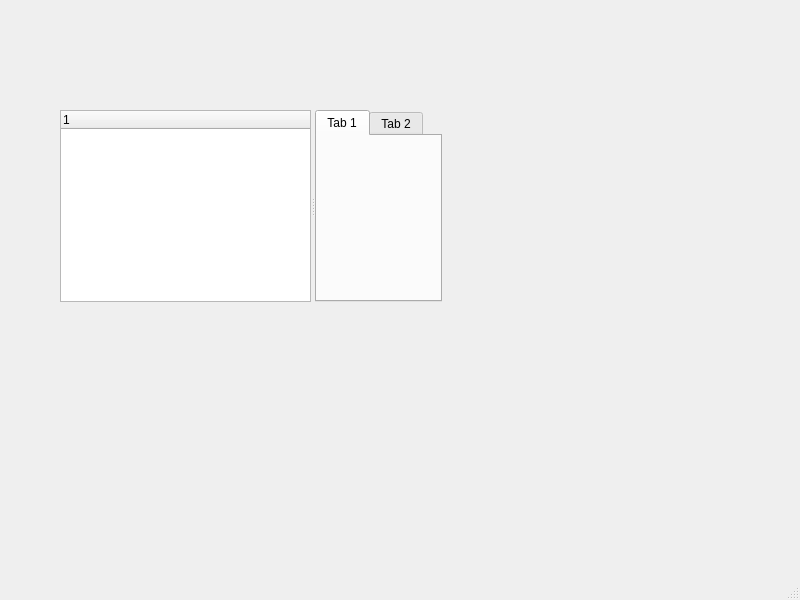
Old version of the form src/ide/mainwindow2.ui in the repository jarney/node--js.
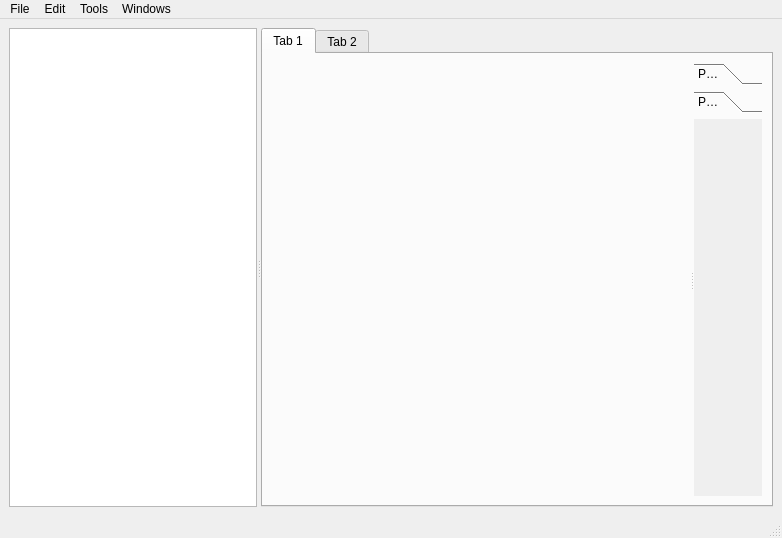
New version of the form. Custom widgets are drawn as their Qt base class.

Commit message: Started to build out ide editor panels.  Need to build an editor panel each for the data type, node type, and graph so we can set the data and metadata/parameters for each of them with some basic constraints.

```diff
--- a/src/ide/mainwindow2.ui
+++ b/src/ide/mainwindow2.ui
@@ -6,59 +6,205 @@
    <rect>
     <x>0</x>
     <y>0</y>
-    <width>800</width>
-    <height>600</height>
+    <width>782</width>
+    <height>538</height>
    </rect>
   </property>
+  <property name="sizePolicy">
+   <sizepolicy hsizetype="Preferred" vsizetype="Preferred">
+    <horstretch>1</horstretch>
+    <verstretch>1</verstretch>
+   </sizepolicy>
+  </property>
   <property name="windowTitle">
    <string>MainWindow</string>
   </property>
   <widget class="QWidget" name="centralwidget">
-   <widget class="QSplitter" name="splitter">
-    <property name="geometry">
-     <rect>
-      <x>60</x>
-      <y>110</y>
-      <width>382</width>
-      <height>192</height>
-     </rect>
-    </property>
-    <property name="orientation">
-     <enum>Qt::Orientation::Horizontal</enum>
-    </property>
-    <widget class="QTreeWidget" name="treeWidget">
-     <column>
-      <property name="text">
-       <string notr="true">1</string>
+   <property name="sizePolicy">
+    <sizepolicy hsizetype="Preferred" vsizetype="Preferred">
+     <horstretch>1</horstretch>
+     <verstretch>1</verstretch>
+    </sizepolicy>
+   </property>
+   <layout class="QVBoxLayout" name="verticalLayout">
+    <item>
+     <widget class="QSplitter" name="splitter">
+      <property name="sizePolicy">
+       <sizepolicy hsizetype="Expanding" vsizetype="Preferred">
+        <horstretch>1</horstretch>
+        <verstretch>1</verstretch>
+       </sizepolicy>
       </property>
-     </column>
-    </widget>
-    <widget class="QTabWidget" name="tabWidget">
-     <widget class="QWidget" name="tab">
-      <attribute name="title">
-       <string>Tab 1</string>
-      </attribute>
+      <property name="orientation">
+       <enum>Qt::Orientation::Horizontal</enum>
+      </property>
+      <property name="opaqueResize">
+       <bool>true</bool>
+      </property>
+      <property name="handleWidth">
+       <number>4</number>
+      </property>
+      <property name="childrenCollapsible">
+       <bool>true</bool>
+      </property>
+      <widget class="QTreeView" name="treeView">
+       <property name="sizePolicy">
+        <sizepolicy hsizetype="Minimum" vsizetype="Minimum">
+         <horstretch>0</horstretch>
+         <verstretch>0</verstretch>
+        </sizepolicy>
+       </property>
+       <property name="minimumSize">
+        <size>
+         <width>128</width>
+         <height>0</height>
+        </size>
+       </property>
+       <property name="maximumSize">
+        <size>
+         <width>16777215</width>
+         <height>16777215</height>
+        </size>
+       </property>
+       <property name="baseSize">
+        <size>
+         <width>128</width>
+         <height>0</height>
+        </size>
+       </property>
+      </widget>
+      <widget class="QTabWidget" name="tabWidget">
+       <property name="enabled">
+        <bool>true</bool>
+       </property>
+       <property name="sizePolicy">
+        <sizepolicy hsizetype="Expanding" vsizetype="Expanding">
+         <horstretch>1</horstretch>
+         <verstretch>1</verstretch>
+        </sizepolicy>
+       </property>
+       <property name="minimumSize">
+        <size>
+         <width>512</width>
+         <height>0</height>
+        </size>
+       </property>
+       <property name="baseSize">
+        <size>
+         <width>128</width>
+         <height>0</height>
+        </size>
+       </property>
+       <property name="currentIndex">
+        <number>0</number>
+       </property>
+       <widget class="QWidget" name="tab">
+        <attribute name="title">
+         <string>Tab 1</string>
+        </attribute>
+        <layout class="QVBoxLayout" name="verticalLayout_2">
+         <item>
+          <widget class="QSplitter" name="splitter_2">
+           <property name="orientation">
+            <enum>Qt::Orientation::Horizontal</enum>
+           </property>
+           <widget class="GraphEditPanel" name="editorPane" native="true">
+            <property name="minimumSize">
+             <size>
+              <width>512</width>
+              <height>0</height>
+             </size>
+            </property>
+           </widget>
+           <widget class="QToolBox" name="toolBox">
+            <property name="currentIndex">
+             <number>1</number>
+            </property>
+            <widget class="QWidget" name="page_7">
+             <property name="geometry">
+              <rect>
+               <x>0</x>
+               <y>0</y>
+               <width>68</width>
+               <height>365</height>
+              </rect>
+             </property>
+             <attribute name="label">
+              <string>Page 1</string>
+             </attribute>
+            </widget>
+            <widget class="QWidget" name="page_8">
+             <property name="geometry">
+              <rect>
+               <x>0</x>
+               <y>0</y>
+               <width>68</width>
+               <height>365</height>
+              </rect>
+             </property>
+             <attribute name="label">
+              <string>Page 2</string>
+             </attribute>
+            </widget>
+           </widget>
+          </widget>
+         </item>
+        </layout>
+       </widget>
+       <widget class="QWidget" name="tab_2">
+        <attribute name="title">
+         <string>Tab 2</string>
+        </attribute>
+       </widget>
+      </widget>
      </widget>
-     <widget class="QWidget" name="tab_2">
-      <attribute name="title">
-       <string>Tab 2</string>
-      </attribute>
-     </widget>
-    </widget>
-   </widget>
+    </item>
+   </layout>
   </widget>
   <widget class="QMenuBar" name="menubar">
    <property name="geometry">
     <rect>
      <x>0</x>
      <y>0</y>
-     <width>800</width>
+     <width>782</width>
      <height>22</height>
     </rect>
    </property>
+   <widget class="QMenu" name="menuFile">
+    <property name="title">
+     <string>File</string>
+    </property>
+   </widget>
+   <widget class="QMenu" name="menuEdit">
+    <property name="title">
+     <string>Edit</string>
+    </property>
+   </widget>
+   <widget class="QMenu" name="menuTools">
+    <property name="title">
+     <string>Tools</string>
+    </property>
+   </widget>
+   <widget class="QMenu" name="menuWindows">
+    <property name="title">
+     <string>Windows</string>
+    </property>
+   </widget>
+   <addaction name="menuFile"/>
+   <addaction name="menuEdit"/>
+   <addaction name="menuTools"/>
+   <addaction name="menuWindows"/>
   </widget>
   <widget class="QStatusBar" name="statusbar"/>
  </widget>
+ <customwidgets>
+  <customwidget>
+   <class>GraphEditPanel</class>
+   <extends>QWidget</extends>
+   <header location="local">ui_grapheditpanel.h</header>
+   <container>1</container>
+  </customwidget>
+ </customwidgets>
  <resources/>
  <connections/>
 </ui>
```
The commit also changes 6 other files.
